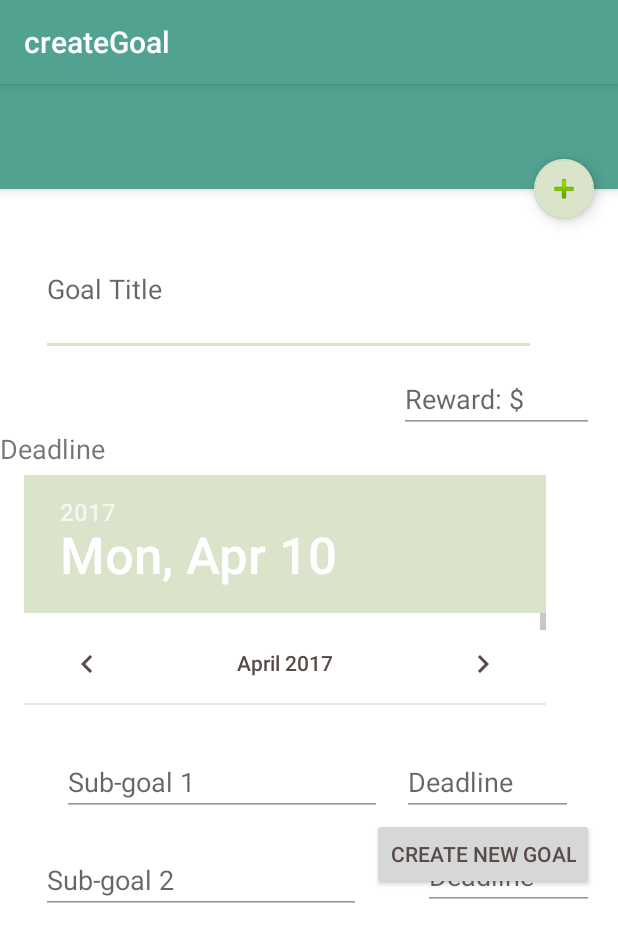
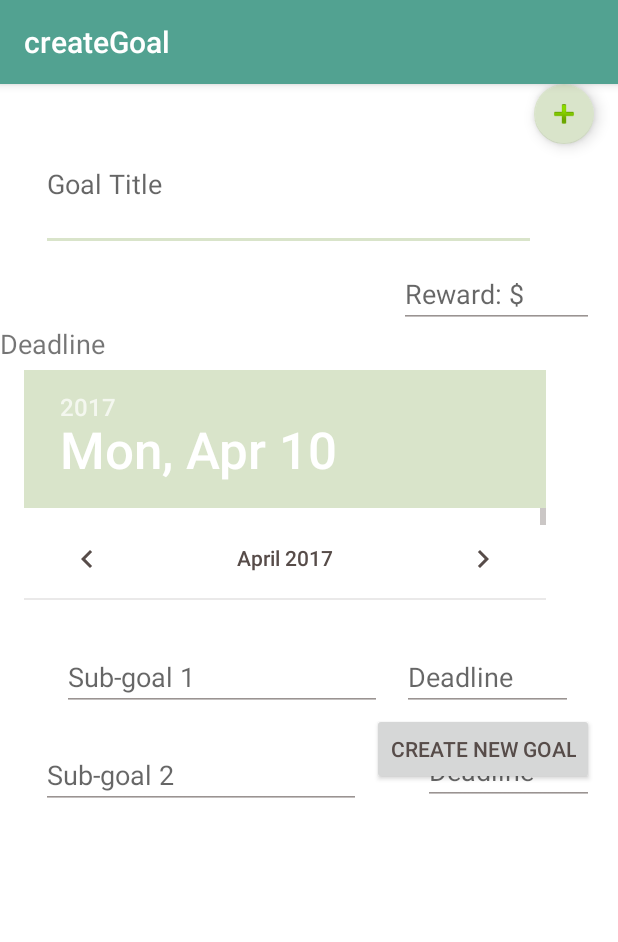
Before and after one commit to houssam7737/EMPath, an Android app: the createGoal screen opened directly, with no data from a screen before it, on a phone screen of 412 x 824 dp. Shown: the top 942 px of the screen. Run offline under Robolectric (Android 15) with nearby library versions, the phone set to English and light mode, and no system bars.

Commit message:
patricia 4/10

```diff
--- a/app/src/main/res/layout/content_create_goal.xml
+++ b/app/src/main/res/layout/content_create_goal.xml
@@ -157,26 +157,6 @@
         </android.support.constraint.ConstraintLayout>
     </android.support.v4.widget.NestedScrollView>
 
-    <android.support.design.widget.AppBarLayout
-        android:id="@+id/appbar"
-        android:layout_width="match_parent"
-        android:layout_height="70dp">
-
-        <android.support.design.widget.CollapsingToolbarLayout
-            android:layout_width="match_parent"
-            android:layout_height="match_parent"
-            app:contentScrim="?attr/colorPrimary"
-            app:layout_scrollFlags="exitUntilCollapsed|enterAlwaysCollapsed"
-            app:toolbarId="@+id/toolbar">
-
-            <android.support.v7.widget.Toolbar
-                android:id="@+id/toolbar"
-                android:layout_width="match_parent"
-                android:layout_height="58dp"
-                android:theme="@style/Base.ThemeOverlay.AppCompat.Light"></android.support.v7.widget.Toolbar>
-        </android.support.design.widget.CollapsingToolbarLayout>
-    </android.support.design.widget.AppBarLayout>
-
     <android.support.design.widget.FloatingActionButton
         android:id="@+id/floatingActionButton"
         android:layout_width="wrap_content"
```
